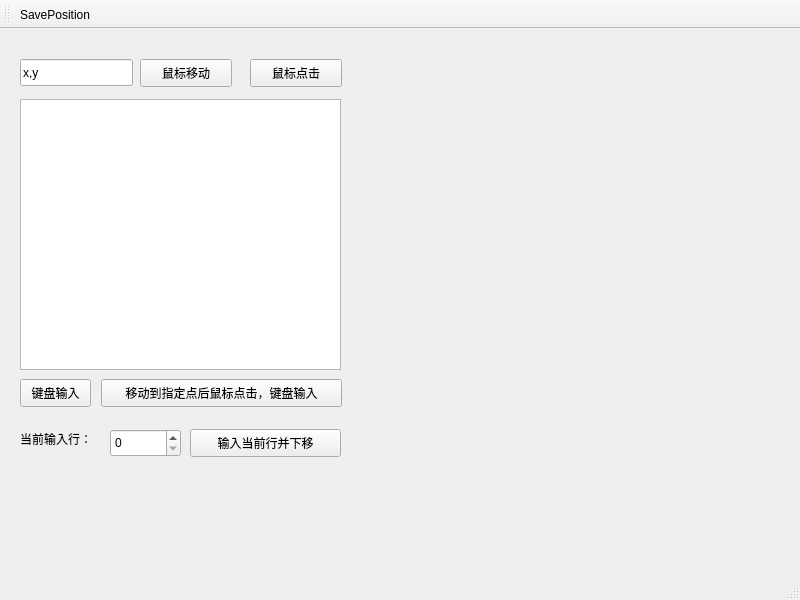
1511545190/AutoController, file mainwindow.ui: the form before one commit.
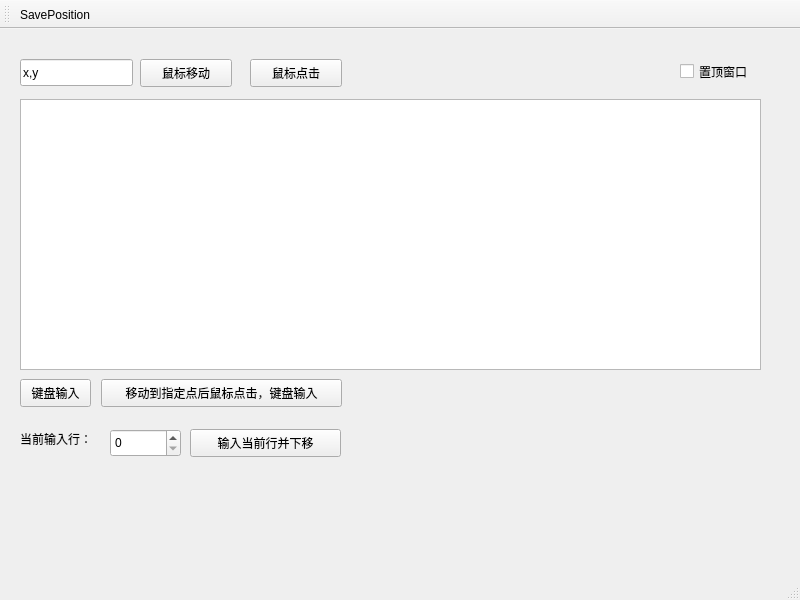
The form after the commit.

Commit message: 1.fix the bug: could not send '#' and anyother special characters 2. add Ontop function(only avialble on Windows because of WIN API

Patch:
```diff
--- a/mainwindow.ui
+++ b/mainwindow.ui
@@ -58,7 +58,7 @@
      <rect>
       <x>20</x>
       <y>70</y>
-      <width>321</width>
+      <width>741</width>
       <height>271</height>
      </rect>
     </property>
@@ -125,6 +125,19 @@
      <string>当前输入行：</string>
     </property>
    </widget>
+   <widget class="QCheckBox" name="check_main_ontop">
+    <property name="geometry">
+     <rect>
+      <x>680</x>
+      <y>30</y>
+      <width>100</width>
+      <height>25</height>
+     </rect>
+    </property>
+    <property name="text">
+     <string>置顶窗口</string>
+    </property>
+   </widget>
   </widget>
   <widget class="QMenuBar" name="menubar">
    <property name="geometry">
```
The commit also changes 6 other files.
